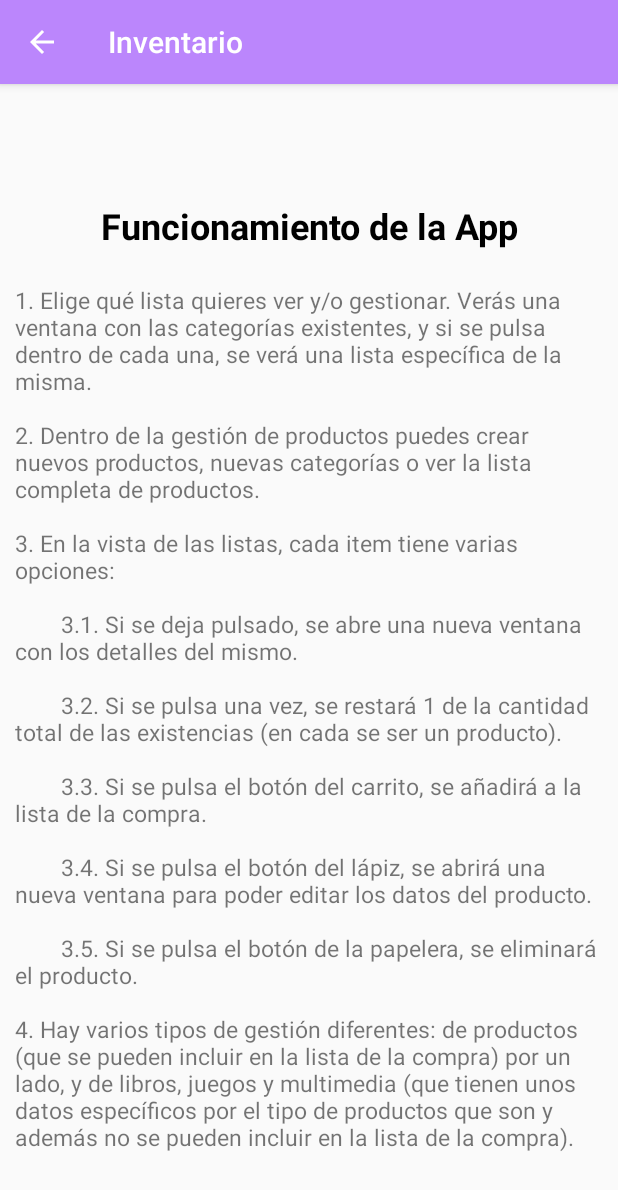
After one commit to isagonrod/inventario, an Android app: the FuncionamientoApp screen opened directly, with no data from a screen before it, on a phone screen of 412 x 824 dp. The commit adds this screen. Shown: the top 1190 px of the screen. Run offline under Robolectric (Android 15) with nearby library versions, the phone set to English and light mode, and no system bars.

Commit message:
[#33] Añadida ventana con "Funcionamiento de la app".

```diff
--- a/app/src/main/AndroidManifest.xml
+++ b/app/src/main/AndroidManifest.xml
@@ -30,7 +30,17 @@
                 android:value="" />
         </activity>
 
-        <activity android:name=".crud.ListaCategoria"
+        <activity
+            android:name=".crud.FuncionamientoApp"
+            android:exported="false"
+            android:parentActivityName=".MainActivity">
+            <meta-data
+                android:name="android.support.PARENT_ACTIVITY"
+                android:value=".MainActivity"/>
+        </activity>
+
+        <activity
+            android:name=".crud.ListaCategoria"
             android:exported="false"
             android:parentActivityName=".MainActivity">
             <meta-data
--- /dev/null
+++ b/app/src/main/java/isamix/inventario/crud/FuncionamientoApp.java
@@ -0,0 +1,33 @@
+package isamix.inventario.crud;
+
+import android.annotation.SuppressLint;
+import android.os.Bundle;
+import android.support.v7.app.AppCompatActivity;
+import android.widget.TextView;
+
+import isamix.inventario.R;
+
+public class FuncionamientoApp extends AppCompatActivity {
+    TextView tvTitle, tvMessage;
+    String textMessage =
+            "1. Elige qué lista quieres ver y/o gestionar. Verás una ventana con las categorías existentes, y si se pulsa dentro de cada una, se verá una lista específica de la misma.\n\n" +
+            "2. Dentro de la gestión de productos puedes crear nuevos productos, nuevas categorías o ver la lista completa de productos.\n\n" +
+            "3. En la vista de las listas, cada item tiene varias opciones:\n\n" +
+                    "\t\t 3.1. Si se deja pulsado, se abre una nueva ventana con los detalles del mismo.\n\n" +
+                    "\t\t 3.2. Si se pulsa una vez, se restará 1 de la cantidad total de las existencias (en cada se ser un producto).\n\n" +
+                    "\t\t 3.3. Si se pulsa el botón del carrito, se añadirá a la lista de la compra.\n\n" +
+                    "\t\t 3.4. Si se pulsa el botón del lápiz, se abrirá una nueva ventana para poder editar los datos del producto.\n\n" +
+                    "\t\t 3.5. Si se pulsa el botón de la papelera, se eliminará el producto.\n\n" +
+            "4. Hay varios tipos de gestión diferentes: de productos (que se pueden incluir en la lista de la compra) por un lado, y de libros, juegos y multimedia (que tienen unos datos específicos por el tipo de productos que son y además no se pueden incluir en la lista de la compra).";
+
+    @SuppressLint("MissingInflatedId")
+    @Override
+    protected void onCreate(Bundle savedInstanceState) {
+        super.onCreate(savedInstanceState);
+        setContentView(R.layout.funcionamiento_app);
+
+        tvTitle = findViewById(R.id.tvTitleFunc);
+        tvMessage = findViewById(R.id.tvMessage);
+        tvMessage.setText(textMessage);
+    }
+}
--- /dev/null
+++ b/app/src/main/res/layout/funcionamiento_app.xml
@@ -0,0 +1,36 @@
+<?xml version="1.0" encoding="utf-8"?>
+<android.support.constraint.ConstraintLayout
+    xmlns:android="http://schemas.android.com/apk/res/android"
+    xmlns:app="http://schemas.android.com/apk/res-auto"
+    android:layout_width="match_parent"
+    android:layout_height="match_parent">
+
+    <TextView
+        android:id="@+id/tvTitleFunc"
+        android:layout_width="match_parent"
+        android:layout_height="wrap_content"
+        android:layout_marginBottom="544dp"
+        android:text="@string/funcionamiento"
+        android:textColor="@color/black"
+        android:textSize="24sp"
+        android:textStyle="bold"
+        android:textAlignment="center"
+        android:layout_marginTop="20dp"
+        app:layout_constraintBottom_toBottomOf="@+id/tvMessage"
+        app:layout_constraintEnd_toEndOf="parent"
+        app:layout_constraintStart_toStartOf="parent"
+        app:layout_constraintTop_toTopOf="parent"/>
+
+    <TextView
+        android:id="@+id/tvMessage"
+        android:layout_width="match_parent"
+        android:layout_height="wrap_content"
+        android:layout_margin="10dp"
+        android:textSize="15sp"
+        android:gravity="fill_horizontal"
+        app:layout_constraintTop_toTopOf="@id/tvTitleFunc"
+        app:layout_constraintBottom_toBottomOf="parent"
+        app:layout_constraintEnd_toEndOf="parent"
+        app:layout_constraintStart_toStartOf="parent" />
+
+</android.support.constraint.ConstraintLayout>
--- a/app/src/main/res/values/strings.xml
+++ b/app/src/main/res/values/strings.xml
@@ -22,6 +22,7 @@
     <string name="menu_lista_libros">Gestión de Libros</string>
     <string name="menu_lista_juegos">Gestión de Juegos</string>
     <string name="menu_lista_multimedia">Gestión Multimedia</string>
+    <string name="funcionamiento">Funcionamiento de la App</string>
 
     <string name="moneda">€</string>
     <string name="separator">|</string>
```
